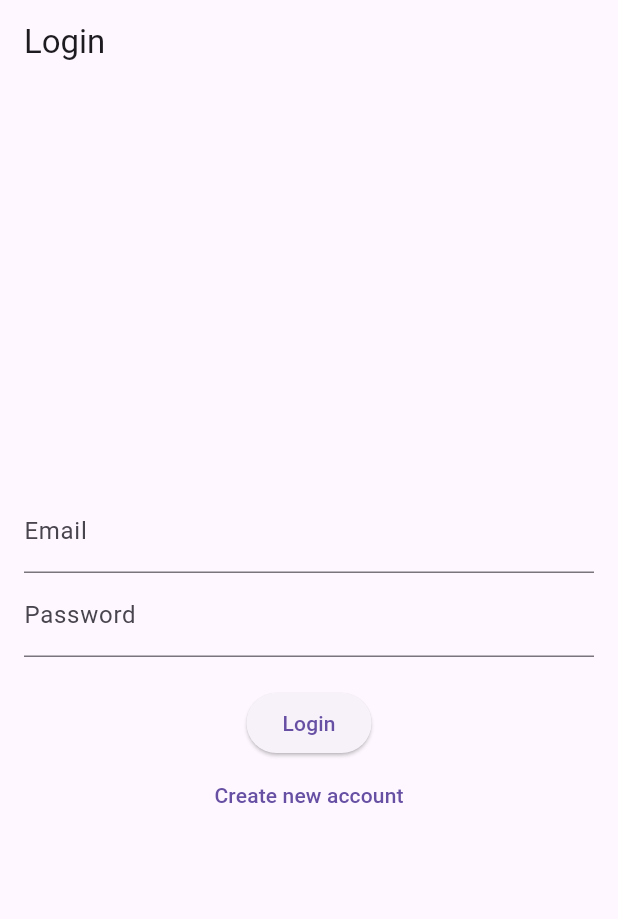
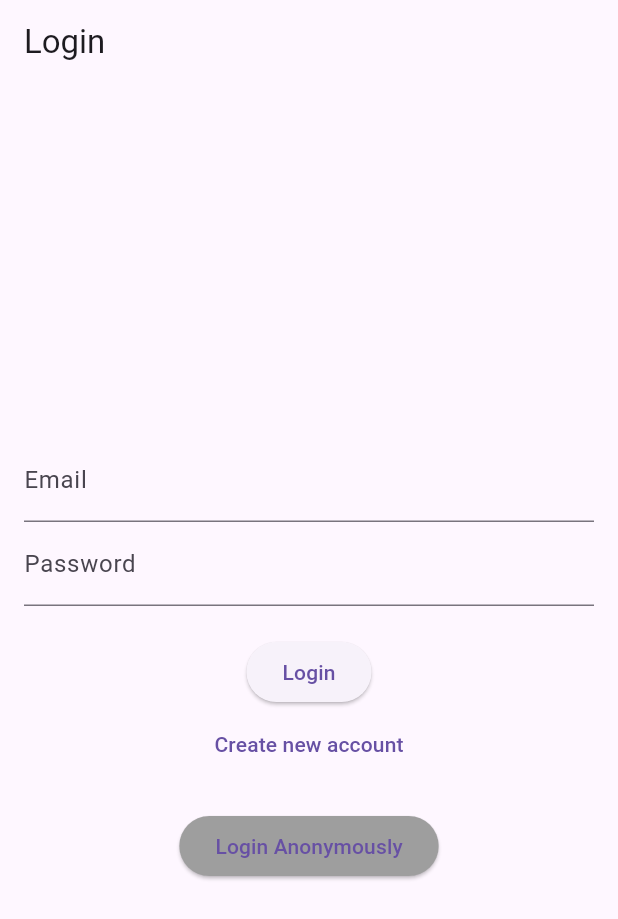
Before and after one commit to SleepertySleep/pet_flutter, a Flutter app: the screen it shows after launch, after a tap on "Login", on a phone screen of 412 x 824 dp. Shown: the top 919 px of the screen. Run offline on Flutter 3.47's test engine with Material 3 defaults, Android fonts, the phone set to English and light mode, and no system bars; our stand-ins replace firebase_auth, firebase_core; accounts and stored records are empty; network calls fail.

Commit message:
feat: crypto table screen added

```diff
--- a/application/lib/application.dart
+++ b/application/lib/application.dart
@@ -1,3 +1,4 @@
+import 'package:application/screens/crypto_table.dart';
 import 'package:flutter/material.dart';
 import 'package:application/screens/auth.dart';
 
@@ -5,7 +6,12 @@ class Application extends StatelessWidget {
 @override
   Widget build(BuildContext context) {
     return MaterialApp(
+      theme: ThemeData(
+        primarySwatch: Colors.deepPurple,
+        visualDensity: VisualDensity.adaptivePlatformDensity,
+      ),
       routes: {
+        '/application/screens/crypto_table' :(context) => TableScreen(),
         '/application/screens/auth':(context) => AuthScreen(),
       },
       initialRoute: '/application/screens/auth',
--- a/application/lib/screens/auth.dart
+++ b/application/lib/screens/auth.dart
@@ -1,5 +1,7 @@
 import 'package:firebase_auth/firebase_auth.dart';
 import 'package:flutter/material.dart';
+
+import 'crypto_table.dart';
 
 class AuthScreen extends StatefulWidget {
   @override
@@ -28,6 +30,23 @@ class _AuthScreenState extends State<AuthScreen> {
       } else {
         await _auth.createUserWithEmailAndPassword(email: email, password: password);
       }
+
+      Navigator.pushReplacement(
+        context,
+        MaterialPageRoute(builder: (context) => TableScreen()),
+      );
+    } catch (error) {
+      print(error);
+    }
+  }
+
+  void _loginAnonymously() async {
+    try {
+      await _auth.signInAnonymously();
+      Navigator.pushReplacement(
+        context,
+        MaterialPageRoute(builder: (context) => TableScreen()),
+      );
     } catch (error) {
       print(error);
     }
@@ -63,6 +82,14 @@ class _AuthScreenState extends State<AuthScreen> {
               onPressed: _toggleMode,
               child: Text(_isLogin ? 'Create new account' : 'I already have an account'),
             ),
+            SizedBox(height: 20),
+            ElevatedButton(
+              onPressed: _loginAnonymously,
+              child: Text('Login Anonymously'),
+              style: ElevatedButton.styleFrom(
+                backgroundColor: Colors.grey, // Background color
+              ),
+            ),
           ],
         ),
       ),
--- a/application/pubspec.yaml
+++ b/application/pubspec.yaml
@@ -38,7 +38,8 @@ dependencies:
   flutter_bloc: ^8.0.0
   firebase_core: ^2.0.0
   firebase_auth: ^4.0.0
-
+  http: ^1.2.1
+  data_table_2: ^2.3.0
 dev_dependencies:
   flutter_test:
     sdk: flutter
```
Also changed, not shown: application/lib/screens/crypto_table.dart (added, +125 -0 lines), application/pubspec.lock.
